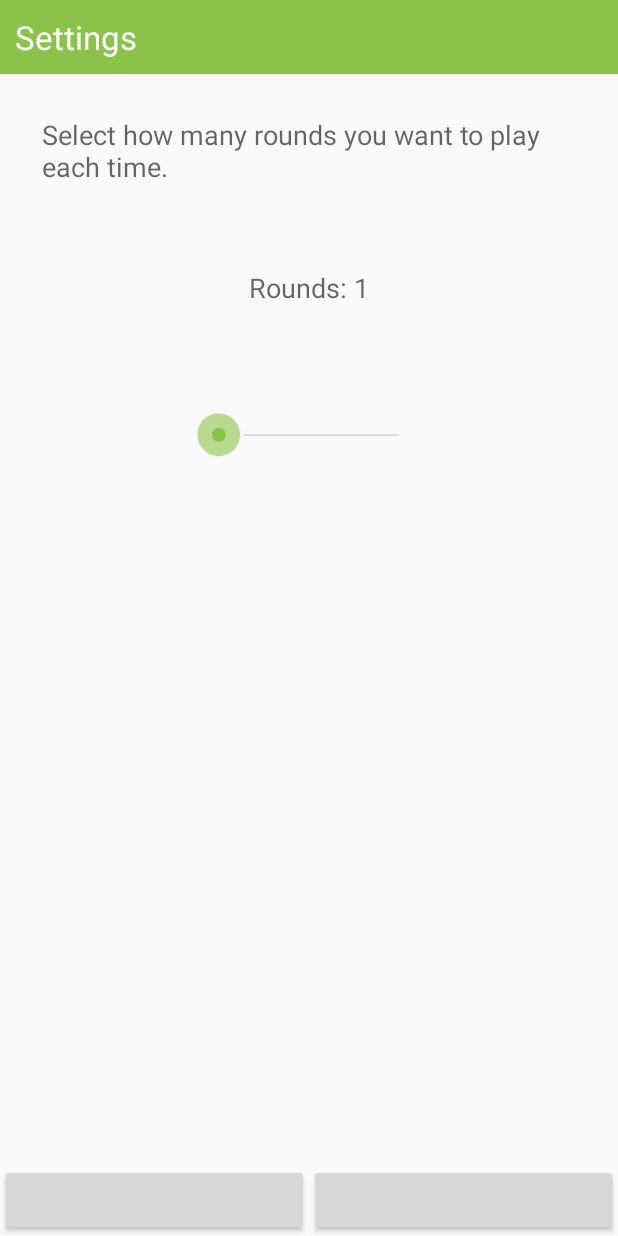
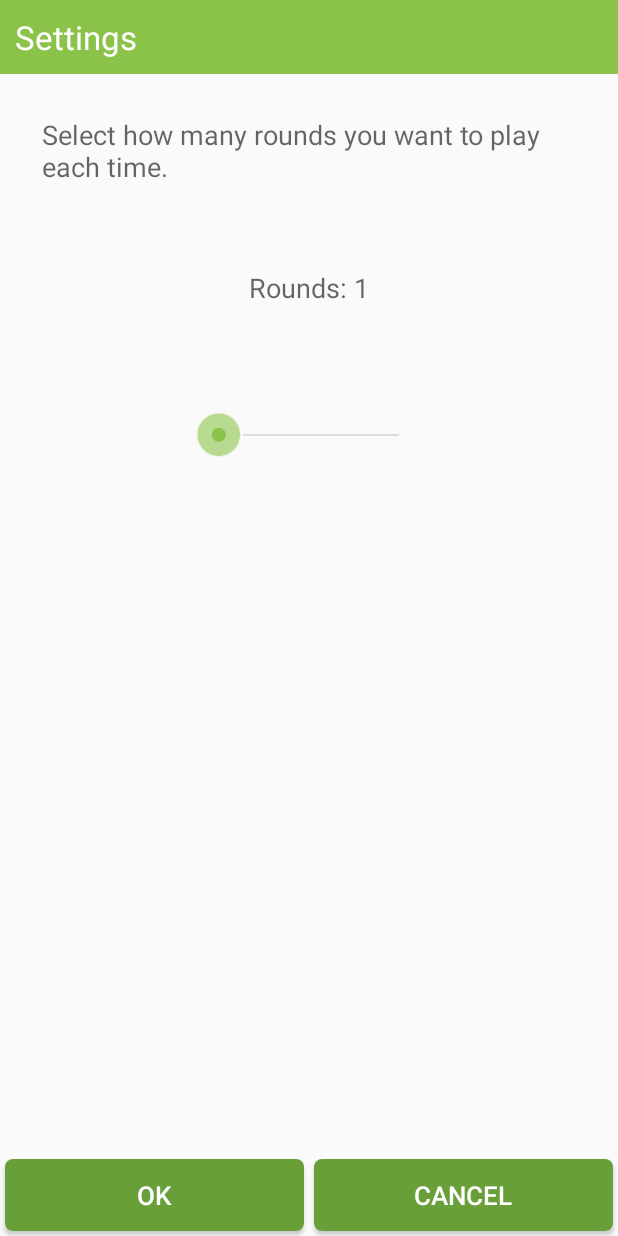
Before and after one commit to saavedra29/Test2, an Android app: the SettingsActivity screen opened directly, with no data from a screen before it, on a phone screen of 412 x 824 dp. Run offline under Robolectric (Android 15) with nearby library versions, the phone set to English and light mode, and no system bars.

Commit message:
Style added to ok-cancel buttons

```diff
--- a/app/src/main/AndroidManifest.xml
+++ b/app/src/main/AndroidManifest.xml
@@ -34,12 +34,15 @@
         <activity
             android:name=".ResultActivity"
             android:screenOrientation="portrait"/>
-        <activity android:name=".SettingsActivity">
-        </activity>
-        <activity android:name=".HighscoresActivity">
-        </activity>
-        <activity android:name=".AboutActivity">
-        </activity>
+        <activity
+            android:name=".SettingsActivity"
+            android:screenOrientation="portrait"/>
+        <activity
+            android:name=".HighscoresActivity"
+            android:screenOrientation="portrait"/>
+        <activity
+            android:name=".AboutActivity"
+            android:screenOrientation="portrait"/>
     </application>
 
 </manifest>
--- /dev/null
+++ b/app/src/main/res/drawable/okcancel_button_sel.xml
@@ -0,0 +1,21 @@
+<?xml version="1.0" encoding="utf-8"?>
+<selector xmlns:android="http://schemas.android.com/apk/res/android" >
+    <item android:state_pressed="true" >
+        <shape android:shape="rectangle"  >
+            <corners android:radius="5dip" />
+            <solid android:color="@color/colorPrimary" />
+        </shape>
+    </item>
+    <item android:state_focused="true">
+        <shape android:shape="rectangle"  >
+            <corners android:radius="5dip" />
+            <solid android:color="@color/colorPrimaryDark"/>
+        </shape>
+    </item>
+    <item >
+        <shape android:shape="rectangle"  >
+            <corners android:radius="5dip" />
+            <solid android:color="@color/colorPrimaryDark"/>
+        </shape>
+    </item>
+</selector>
--- a/app/src/main/res/layout/activity_settings.xml
+++ b/app/src/main/res/layout/activity_settings.xml
@@ -1,11 +1,9 @@
 <?xml version="1.0" encoding="utf-8"?>
 <RelativeLayout
     xmlns:android="http://schemas.android.com/apk/res/android"
-    xmlns:tools="http://schemas.android.com/tools"
+    xmlns:app="http://schemas.android.com/apk/res-auto"
     android:layout_width="match_parent"
-    android:layout_height="match_parent"
-    xmlns:app="http://schemas.android.com/apk/res-auto"
-    tools:context=".SettingsActivity">
+    android:layout_height="match_parent">
 
     <TextView
         android:layout_width="match_parent"
@@ -61,9 +59,19 @@
         android:layout_alignWithParentIfMissing="false">
 
         <Button app:layout_columnWeight="1"
-                app:layout_gravity="bottom"/>
+                android:background="@drawable/okcancel_button_sel"
+                app:layout_gravity="bottom"
+                android:layout_margin="3dp"
+                android:textColor="#FFFFFF"
+                android:text="Ok"
+                android:textSize="17dp"/>
         <Button app:layout_columnWeight="1"
-                app:layout_gravity="bottom"/>
+                android:background="@drawable/okcancel_button_sel"
+                app:layout_gravity="bottom"
+                android:layout_margin="3dp"
+                android:text="Cancel"
+                android:textColor="#FFFFFF"
+                android:textSize="17dp"/>
 
     </android.support.v7.widget.GridLayout>
 </RelativeLayout>
```
